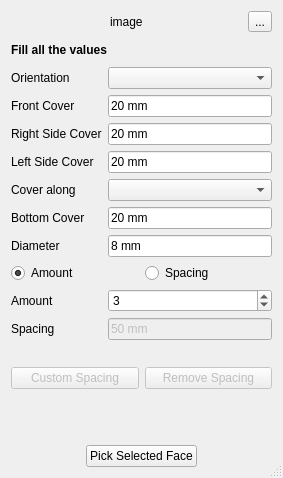
Before: the Qt Designer form StraightRebar.ui in amrit3701/FreeCAD-Reinforcement, drawn with Qt 5.
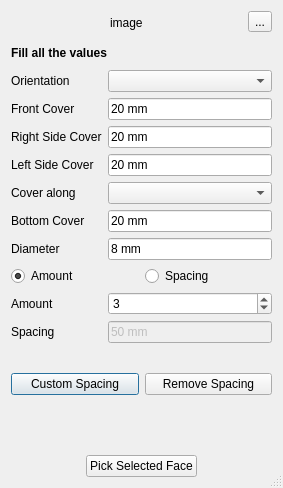
After: the same form once the commit is applied. Custom widgets are drawn as their Qt base class.

Commit message: Enabled Custom Spacing button all rebars dialog

Patch:
```diff
--- a/StraightRebar.ui
+++ b/StraightRebar.ui
@@ -7,7 +7,7 @@
     <x>0</x>
     <y>0</y>
     <width>283</width>
-    <height>478</height>
+    <height>488</height>
    </rect>
   </property>
   <property name="windowTitle">
@@ -34,7 +34,7 @@
      <item>
       <widget class="QPushButton" name="customSpacing">
        <property name="enabled">
-        <bool>false</bool>
+        <bool>true</bool>
        </property>
        <property name="text">
         <string>Custom Spacing</string>
@@ -44,7 +44,7 @@
      <item>
       <widget class="QPushButton" name="removeCustomSpacing">
        <property name="enabled">
-        <bool>false</bool>
+        <bool>true</bool>
        </property>
        <property name="text">
         <string>Remove Spacing</string>
```
The commit also changes 9 other files.
